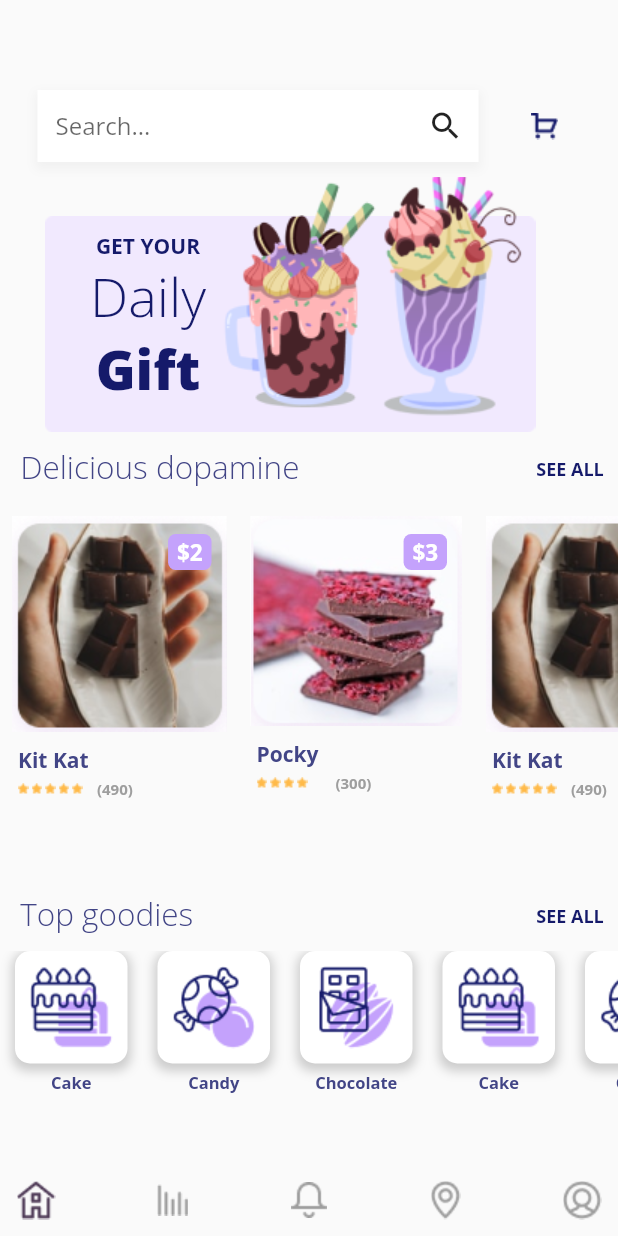
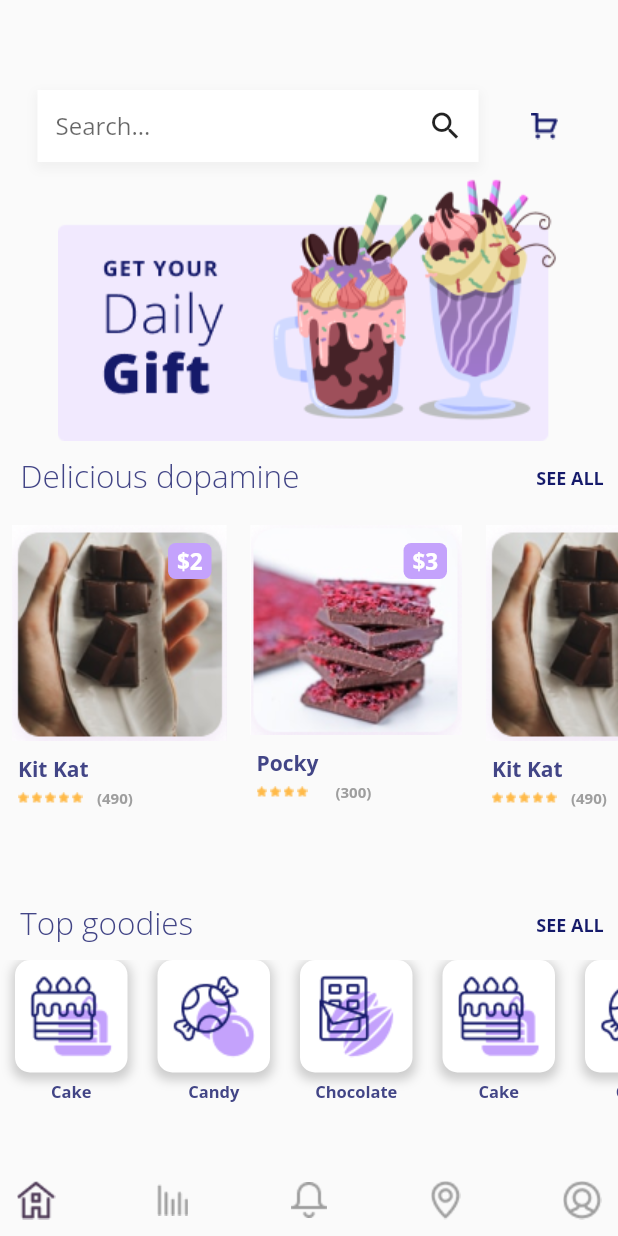
Before and after one commit to moath712/ui_challenge, a Flutter app: the Day9 screen opened directly, on a phone screen of 412 x 824 dp. Run offline on Flutter 3.47's test engine with Material 2 defaults, Android fonts, the light colour scheme and no system bars; our stand-ins replace google_fonts, syncfusion_flutter_charts.

Commit message:
day 9 stack replace with image

```diff
--- a/lib/Screens/Day9/day_9_screen.dart
+++ b/lib/Screens/Day9/day_9_screen.dart
@@ -6,7 +6,8 @@ import 'package:ui_challenge/screens/Day9/widgets/search_bar.dart';
 import 'package:ui_challenge/screens/Day9/widgets/title_seeall.dart';
 import 'package:ui_challenge/screens/Day9/widgets/title_seeall2.dart';
 import 'package:ui_challenge/screens/Day9/widgets/top_goodies.dart';
-import 'package:ui_challenge/screens/Day9/widgets/top_image.dart';
+
+import 'package:ui_challenge/style/assets_manager.dart';
 
 class Day9 extends StatefulWidget {
   const Day9({super.key});
@@ -29,7 +30,7 @@ class _Day9State extends State<Day9> {
           children: [
             const SizedBox(height: 50),
             Searchbar(searchController: _searchController),
-            const Topimage(),
+            Image.asset(ImageAssets.iceCups),
             const TitleWithSeeAll(),
             DeliciousDopamineList(items: _items),
             const SizedBox(
--- a/lib/Screens/Day9/widgets/top_image.dart
+++ /dev/null
@@ -1,63 +0,0 @@
-import 'package:flutter/material.dart';
-import 'package:google_fonts/google_fonts.dart';
-import 'package:ui_challenge/style/assets_manager.dart';
-import 'package:ui_challenge/style/colors.dart';
-
-class Topimage extends StatelessWidget {
-  const Topimage({
-    super.key,
-  });
-
-  @override
-  Widget build(BuildContext context) {
-    return SizedBox(
-      height: 170,
-      width: MediaQuery.of(context).size.width,
-      child: Stack(
-        children: [
-          Positioned(
-              bottom: 0, left: 30, child: Image.asset(ImageAssets.rectangle2)),
-          Positioned(
-            bottom: 10,
-            left: 60,
-            child: Row(
-              children: [
-                Column(
-                  children: [
-                    const Text("\n"),
-                    Text(
-                      "GET YOUR",
-                      style: GoogleFonts.openSans(
-                          fontSize: 14,
-                          fontWeight: FontWeight.w700,
-                          color: AppColors.menublue),
-                    ),
-                    Text(
-                      "Daily",
-                      style: GoogleFonts.openSans(
-                          fontSize: 36,
-                          fontWeight: FontWeight.w300,
-                          color: AppColors.menublue),
-                    ),
-                    Text(
-                      "Gift",
-                      style: GoogleFonts.openSans(
-                          fontSize: 36,
-                          fontWeight: FontWeight.w800,
-                          color: AppColors.menublue),
-                    ),
-                  ],
-                ),
-                const SizedBox(
-                  width: 10,
-                ),
-                Image.asset(ImageAssets.ice1),
-                Image.asset(ImageAssets.ice2)
-              ],
-            ),
-          )
-        ],
-      ),
-    );
-  }
-}
--- a/lib/style/assets_manager.dart
+++ b/lib/style/assets_manager.dart
@@ -89,6 +89,7 @@ class ImageAssets {
   static const String learn = "assets/images/learn.png";
   static const String code = "assets/images/code.png";
   static const String collect = "assets/images/collect.png";
+  static const String iceCups = "assets/images/iceCups.png";
 }
 
 class SvgAssets {}
```
Also changed, not shown: assets/images/iceCups.png (added).
